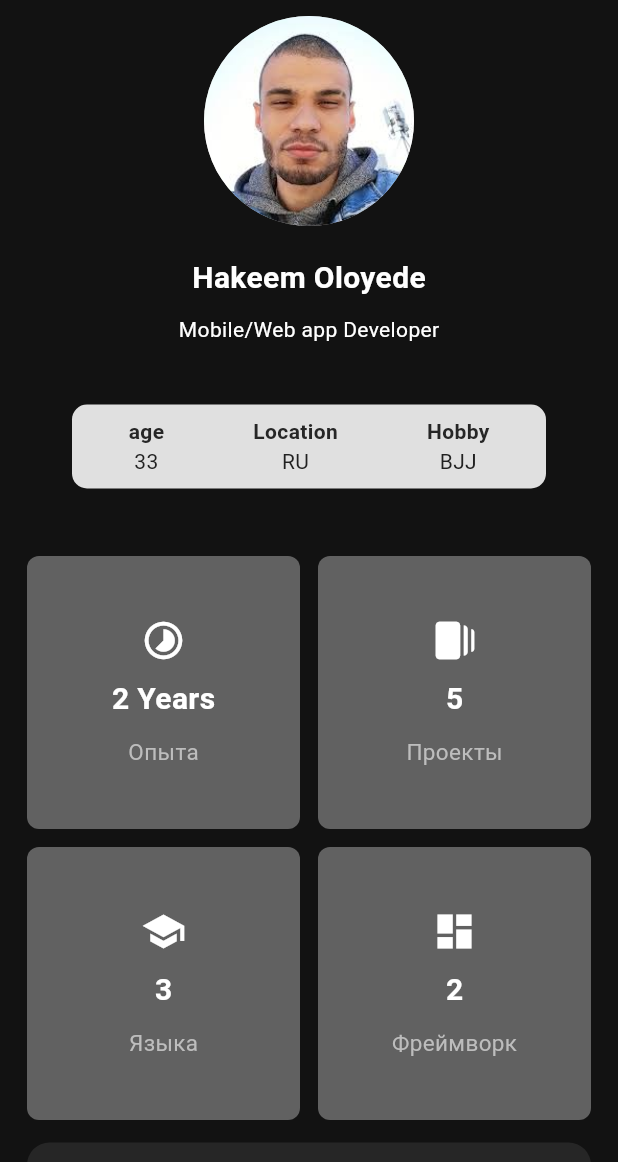
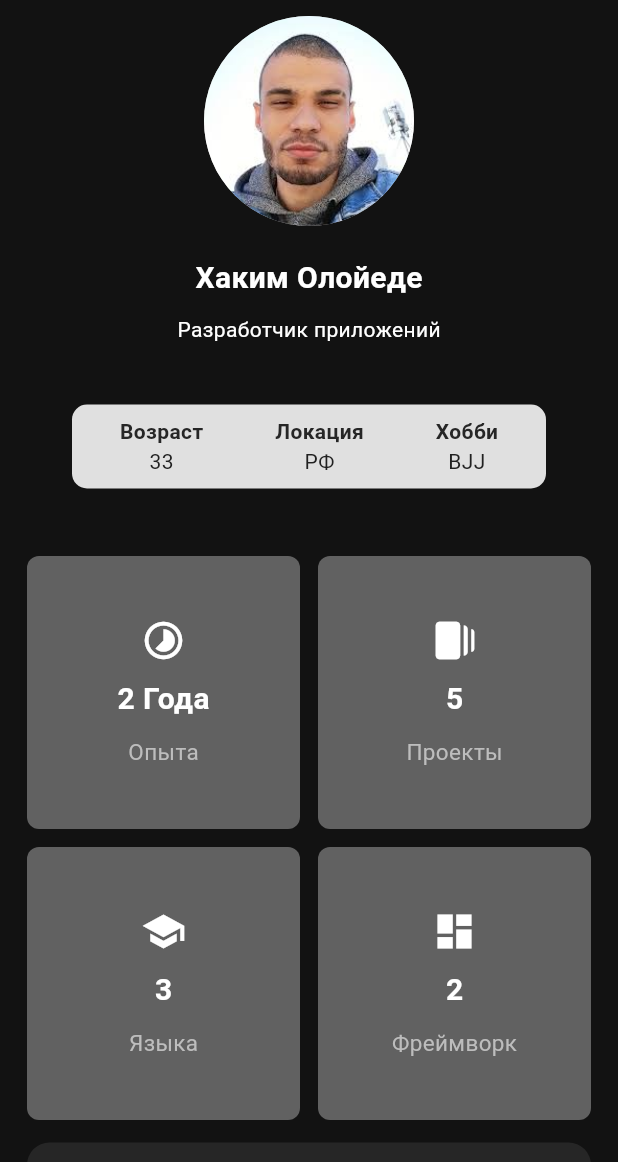
Before and after one commit to leokushio/portfolio, a Flutter app: the screen it shows after launch, on a phone screen of 412 x 824 dp, the part 74-1236 px from its top. Run offline on Flutter 3.47's test engine with Material 3 defaults, Android fonts, the phone set to English and light mode, and no system bars; our stand-ins replace fl_chart, visibility_detector.

```diff
--- a/lib/data/info_card_data.dart
+++ b/lib/data/info_card_data.dart
@@ -6,4 +6,9 @@ class InfoCardData {
     (title: 'Location', value: 'RU'),
     (title: 'Hobby', value: 'BJJ'),
   ];
+  final infoDataRus = [
+    (title: 'Возраст', value: '33'),
+    (title: 'Локация', value: 'РФ'),
+    (title: 'Хобби', value: 'BJJ'),
+  ];
 }
--- /dev/null
+++ b/lib/data/profile_data.dart
@@ -0,0 +1,14 @@
+
+const profileData = (
+  name: 'Hakeem Oloyede',
+  position: 'Mobile/Web app Developer',
+  location: 'RU',
+  hobby: 'BJJ'
+);
+
+const profileDataRus = (
+  name: 'Хаким Олойеде',
+  position: 'Разработчик приложений',
+  location: 'РФ',
+  hobby: 'БЖЖ'
+);
--- a/lib/sections/profile_column_widget.dart
+++ b/lib/sections/profile_column_widget.dart
@@ -1,14 +1,18 @@
 import 'package:flutter/material.dart';
+import 'package:portfolio/data/profile_data.dart';
 import 'package:portfolio/data/socials_data.dart';
+import 'package:portfolio/providers/language_provider.dart';
 import 'package:portfolio/util/responsive.dart';
 import 'package:portfolio/widgets/info_card.dart';
 import 'package:portfolio/widgets/social_chips.dart';
+import 'package:provider/provider.dart';
 
 class ProfileColumnWidget extends StatelessWidget {
   const ProfileColumnWidget({super.key});
 
   @override
   Widget build(BuildContext context) {
+    String lang = context.watch<LanguageProvider>().language;
     return Column(
       mainAxisAlignment: MainAxisAlignment.center,
       crossAxisAlignment: CrossAxisAlignment.center,
@@ -18,18 +22,20 @@ class ProfileColumnWidget extends StatelessWidget {
           radius: 70,
           backgroundImage: AssetImage('assets/profile_picture.png'),
         ),
-        SizedBox(height: 20,),
+        const SizedBox(height: 20,),
         //-----------------------------------Name & Title
         Text(
-          'Hakeem Oloyede',
+          lang == 'eng' ? profileData.name : profileDataRus.name,
           style: TextStyle(
             fontSize: 20,
             fontWeight: FontWeight.bold
           ),
           ),
-        SizedBox(height: 10,),
-        Text('Mobile/Web app Developer'),
-        SizedBox(height: 10,),
+        const SizedBox(height: 10,),
+        Text(
+          lang == 'eng' ? profileData.position : profileDataRus.position
+        ),
+        const SizedBox(height: 10,),
         //----------------------------------info block
         InfoCard(),
         if(!Responsive.isMobile(context))
--- a/lib/widgets/experience_details_card.dart
+++ b/lib/widgets/experience_details_card.dart
@@ -33,7 +33,9 @@ class ExperienceDetailsCard extends StatelessWidget {
             Padding(
               padding: const EdgeInsets.all(10.0),
               child: Text(
-                experienceDetails.experienceData[index].value,
+                lang == 'eng'
+              ? experienceDetails.experienceData[index].value
+              : experienceDetails.experienceDataRus[index].value,
                 style: TextStyle(
                   fontSize: 20,
                   fontWeight: FontWeight.bold
--- a/lib/widgets/info_card.dart
+++ b/lib/widgets/info_card.dart
@@ -1,6 +1,8 @@
 import 'package:flutter/material.dart';
 import 'package:portfolio/data/info_card_data.dart';
+import 'package:portfolio/providers/language_provider.dart';
 import 'package:portfolio/widgets/info_widget.dart';
+import 'package:provider/provider.dart';
 
 class InfoCard extends StatelessWidget {
   const InfoCard({super.key});
@@ -8,6 +10,18 @@ class InfoCard extends StatelessWidget {
   @override
   Widget build(BuildContext context) {
     final infoCardData = InfoCardData();
+    String lang = context.watch<LanguageProvider>().language;
+    final infoData = [
+      InfoWidget(infoTitle: infoCardData.infoData[0].title, infoValue: infoCardData.infoData[0].value),
+      InfoWidget(infoTitle: infoCardData.infoData[1].title, infoValue: infoCardData.infoData[1].value),
+      InfoWidget(infoTitle: infoCardData.infoData[2].title, infoValue: infoCardData.infoData[2].value),
+    ];
+    final infoDataRus = [
+      InfoWidget(infoTitle: infoCardData.infoDataRus[0].title, infoValue: infoCardData.infoDataRus[0].value),
+      InfoWidget(infoTitle: infoCardData.infoDataRus[1].title, infoValue: infoCardData.infoDataRus[1].value),
+      InfoWidget(infoTitle: infoCardData.infoDataRus[2].title, infoValue: infoCardData.infoDataRus[2].value),
+    ];
+
     return Padding(
           padding: const EdgeInsets.all(30.0),
           child: Container(
@@ -19,11 +33,9 @@ class InfoCard extends StatelessWidget {
               padding: const EdgeInsets.all(8.0),
               child: Row(
                 mainAxisAlignment: MainAxisAlignment.spaceAround,
-                children: [
-                  InfoWidget(infoTitle: infoCardData.infoData[0].title, infoValue: infoCardData.infoData[0].value),
-                  InfoWidget(infoTitle: infoCardData.infoData[1].title, infoValue: infoCardData.infoData[1].value),
-                  InfoWidget(infoTitle: infoCardData.infoData[2].title, infoValue: infoCardData.infoData[2].value),
-                ],
+                children:
+                  lang == 'eng' ? infoData : infoDataRus
+                ,
               ),
             ),
           ),
```
Also changed, not shown: lib/widgets/showcase_widget.dart (+0 -8 lines).
